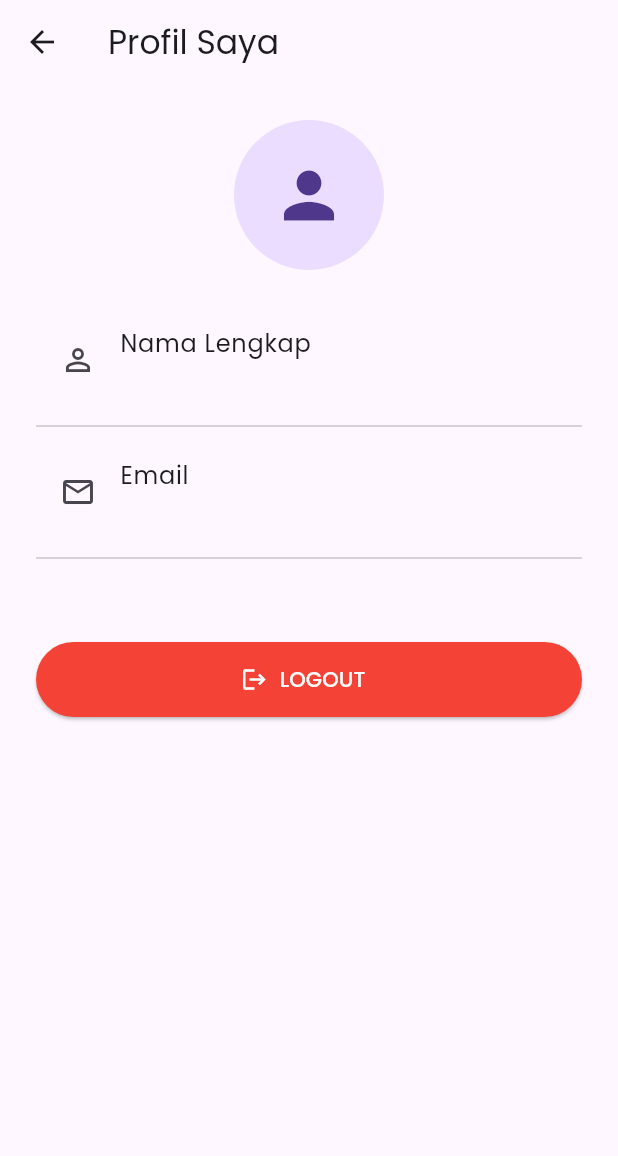
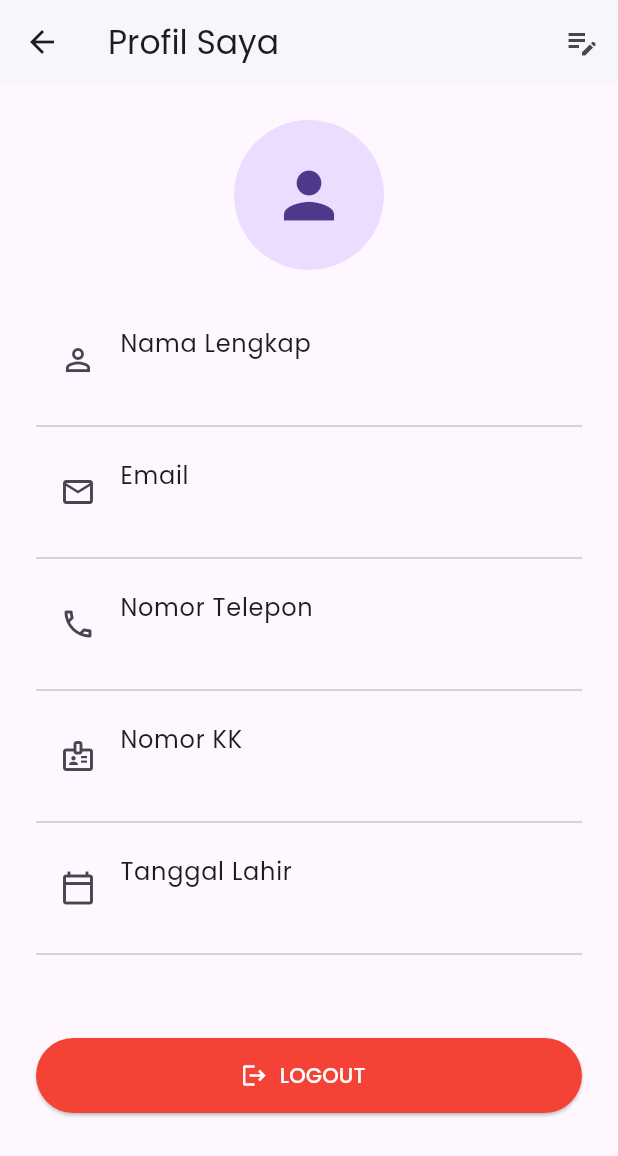
Before and after one commit to mhmmdfrhnamn/SmartKomplek, a Flutter app: the ProfilTab screen opened directly, on a phone screen of 412 x 824 dp. Shown: the top 1156 px of the screen. Run offline on Flutter 3.47's test engine with Material 3 defaults, Android fonts, the phone set to English and light mode, and no system bars; our stand-ins replace cloud_firestore, firebase_auth, firebase_core, google_fonts; accounts and stored records are empty; generated files the repository leaves out were written again.

Commit message:
feat: tambah detail profil pengguna dan konfirmasi logout

```diff
--- a/lib/presentation/home/tabs/profil_tab.dart
+++ b/lib/presentation/home/tabs/profil_tab.dart
@@ -1,6 +1,7 @@
 import 'package:cloud_firestore/cloud_firestore.dart';
 import 'package:firebase_auth/firebase_auth.dart';
 import 'package:flutter/material.dart';
+import 'package:google_fonts/google_fonts.dart';
 import 'package:smart_komplek/presentation/auth/screens/login_screen.dart';
 
 class ProfilTab extends StatefulWidget {
@@ -14,7 +15,26 @@ class _ProfilTabState extends State<ProfilTab> {
   @override
   Widget build(BuildContext context) {
     return Scaffold(
-      appBar: AppBar(title: const Text("Profil Saya")),
+      appBar: AppBar(
+        title: Text("Profil Saya", style: GoogleFonts.poppins()),
+        backgroundColor: Colors.white,
+        elevation: 1,
+          actions: [
+            IconButton(
+              icon: const Icon(Icons.edit_note_outlined),
+              onPressed: () {
+                // Untuk sekarang, tampilkan notifikasi bahwa fitur belum tersedia
+                ScaffoldMessenger.of(context).showSnackBar(
+                  const SnackBar(
+                    content: Text("Fitur Edit Profil sedang dalam pengembangan."),
+                    backgroundColor: Colors.indigo,
+                  ),
+                );
+              },
+            ),
+          ],
+
+        ),
       body: FutureBuilder<DocumentSnapshot<Map<String, dynamic>>>(
       // mengambil data DOKUMEN user yang sedang login
       future: FirebaseFirestore.instance.collection('users').doc(FirebaseAuth.instance.currentUser!.uid).get(),
@@ -35,6 +55,9 @@ class _ProfilTabState extends State<ProfilTab> {
           var userData = snapshot.data!.data();
           String nama = userData?['nama'] ?? 'Nama Tidak Ditemukan';
           String email = userData?['email'] ?? 'Email Tidak Ditemukan';
+          String noTelp = userData?['no_telp'] ?? 'Belum Diisi';
+          String noKk = userData?['no_kk'] ?? 'Belum Diisi';
+          String tglLahir = userData?['tgl_lahir'] ?? 'Belum Diisi';
 
           // Tampilkan dalam sebuah layout
           return ListView(
@@ -57,6 +80,24 @@ class _ProfilTabState extends State<ProfilTab> {
                 subtitle: Text(email, style: const TextStyle(fontSize: 16, fontWeight: FontWeight.bold)),
               ),
               const Divider(),
+              ListTile(
+                leading: const Icon(Icons.phone_outlined),
+                title: Text("Nomor Telepon", style: GoogleFonts.poppins()),
+                subtitle: Text(noTelp, style: GoogleFonts.poppins(fontSize: 16, fontWeight: FontWeight.bold)),
+              ),
+              const Divider(),
+              ListTile(
+                leading: const Icon(Icons.badge_outlined),
+                title: Text("Nomor KK", style: GoogleFonts.poppins()),
+                subtitle: Text(noKk, style: GoogleFonts.poppins(fontSize: 16, fontWeight: FontWeight.bold)),
+              ),
+              const Divider(),
+              ListTile(
+                leading: const Icon(Icons.calendar_today_outlined),
+                title: Text("Tanggal Lahir", style: GoogleFonts.poppins()),
+                subtitle: Text(tglLahir, style: GoogleFonts.poppins(fontSize: 16, fontWeight: FontWeight.bold)),
+              ),
+              const Divider(),
               const SizedBox(height: 48),
               // Tombol Logout
               ElevatedButton.icon(
@@ -67,7 +108,26 @@ class _ProfilTabState extends State<ProfilTab> {
                   minimumSize: const Size.fromHeight(50),
                 ),
                 onPressed: () async {
+                  showDialog(
+                    context: context,
+                    builder: (BuildContext context) {
+                      return AlertDialog(
+                        title: Text("Konfirmasi Logout", style: GoogleFonts.poppins(fontWeight: FontWeight.bold)),
+                        content: Text("Apakah Anda yakin ingin keluar dari akun Anda?", style: GoogleFonts.poppins()),
+                        actions: <Widget>[
+                          TextButton(
+                            child: Text("Batal", style: GoogleFonts.poppins(fontWeight: FontWeight.bold)),
+                            onPressed: () {
+                              // Tutup dialog
+                              Navigator.of(context).pop();
+                            },
+                          ),
+                          TextButton(
+                            child: Text("Yakin", style: GoogleFonts.poppins(color: Colors.red, fontWeight: FontWeight.bold)),
+                            onPressed: () async {
+                              // Proses Logout dari Firebase
                               await FirebaseAuth.instance.signOut();
+
                               if (mounted) {
                                 // Kembali ke halaman login dan hapus semua halaman sebelumnya
                                 Navigator.of(context).pushAndRemoveUntil(
@@ -75,6 +135,12 @@ class _ProfilTabState extends State<ProfilTab> {
                                   (Route<dynamic> route) => false,
                                 );
                               }
+                            },
+                          ),
+                        ],
+                      );
+                    },
+                  );
                 },
               ),
             ],
```
Lines whose indentation alone changed are shown as unchanged.
